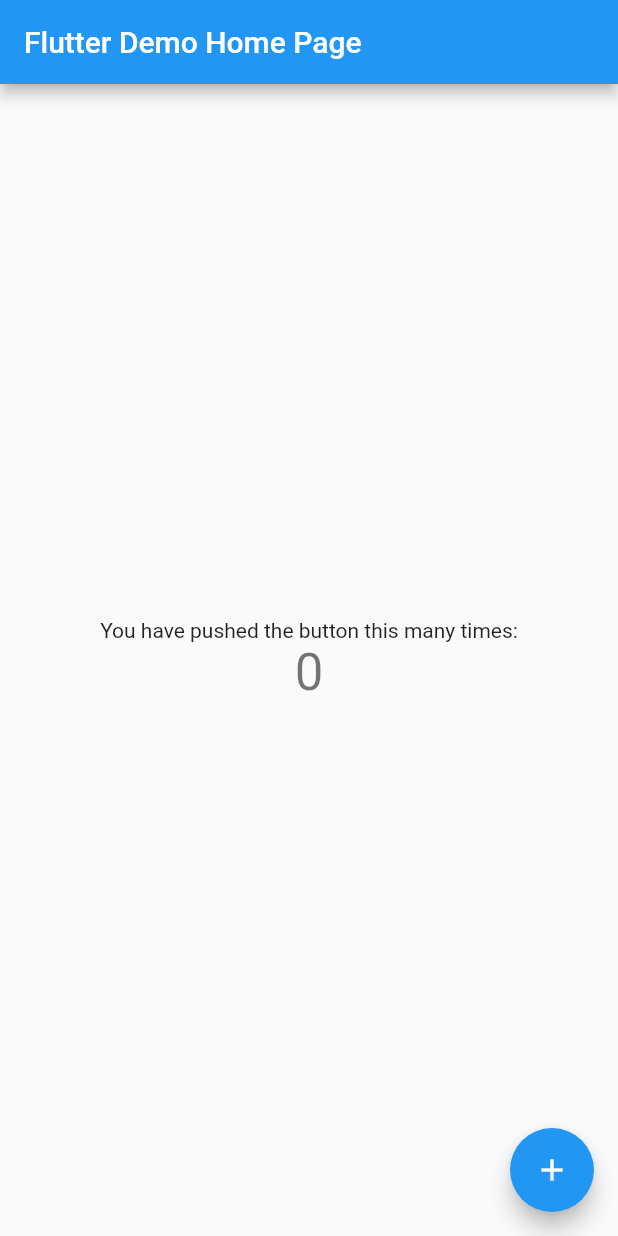
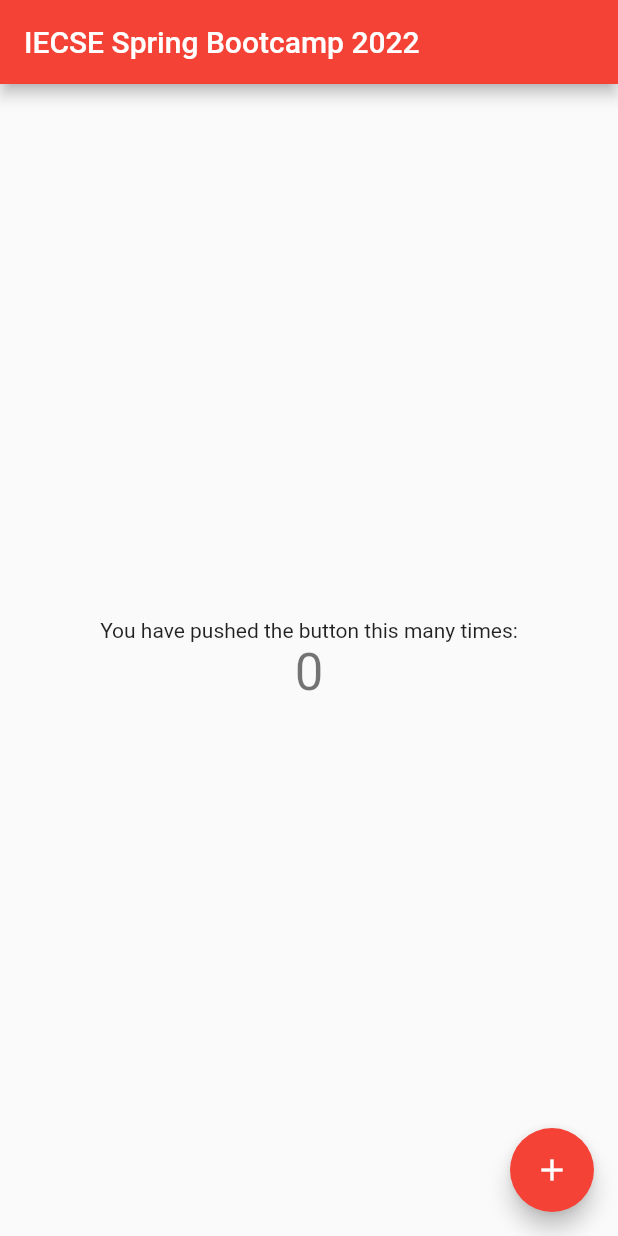
Before and after one commit to divyanshkul/IECSE-AppDev-Spring-2022, a Flutter app: the screen it shows after launch, on a phone screen of 412 x 824 dp. Run offline on Flutter 3.47's test engine with Material 2 defaults, Android fonts, the phone set to English and light mode, and no system bars.

Commit message:
Task#0 : Done

```diff
--- a/Week0/lib/main.dart
+++ b/Week0/lib/main.dart
@@ -22,9 +22,9 @@ class MyApp extends StatelessWidget {
         // or simply save your changes to "hot reload" in a Flutter IDE).
         // Notice that the counter didn't reset back to zero; the application
         // is not restarted.
-        primarySwatch: Colors.blue,
+        primarySwatch: Colors.red,
       ),
-      home: const MyHomePage(title: 'Flutter Demo Home Page'),
+      home: const MyHomePage(title: 'IECSE Spring Bootcamp 2022'),
     );
   }
 }
```
Also changed, not shown: 1 other file.
